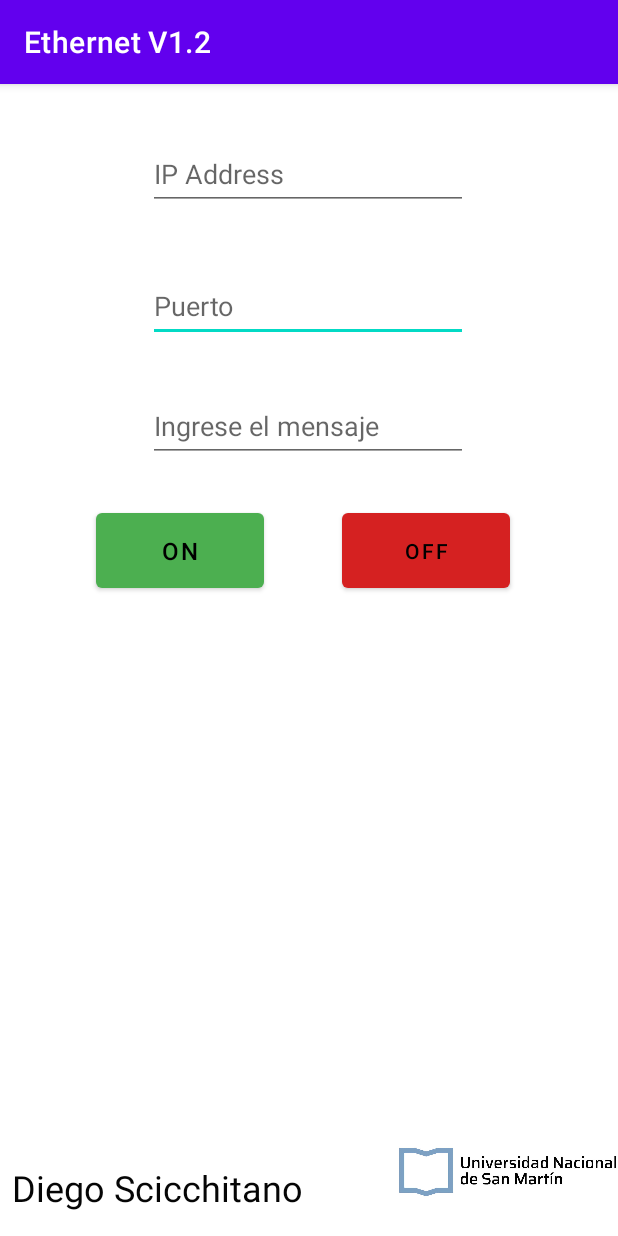
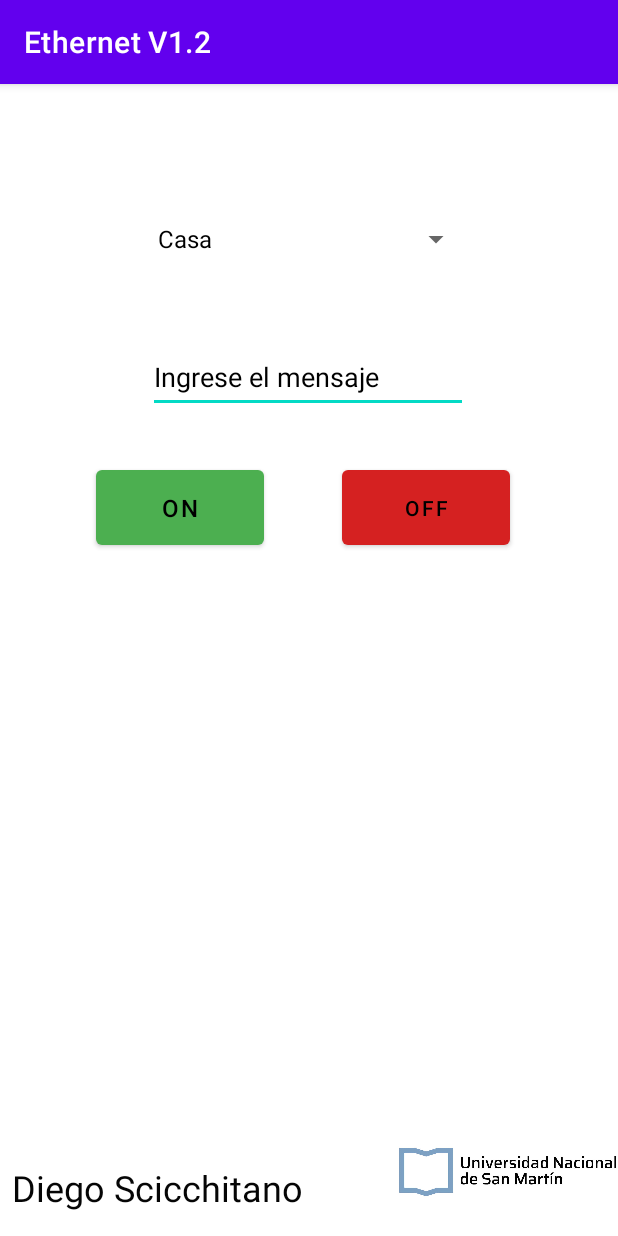
Before and after one commit to Scicchitano/Ethernet_V1, an Android app: the screen it shows after launch (MainActivity), on a phone screen of 412 x 824 dp. Run offline under Robolectric (Android 15) with nearby library versions, the phone set to English and light mode, and no system bars.

Commit message:
Cambio de Edits Texts de "IP" y "Port" por un spinner. Testeo Funciona OK pero el texto del spinner no se ve en el celular real.

```diff
--- a/app/src/main/java/com/example/ethernet_v1/MainActivity.java
+++ b/app/src/main/java/com/example/ethernet_v1/MainActivity.java
@@ -4,33 +4,69 @@ import androidx.appcompat.app.AppCompatActivity;
 
 import android.os.Bundle;
 import android.view.View;
+import android.widget.ArrayAdapter;
 import android.widget.EditText;
+import android.widget.Spinner;
+import android.widget.Toast;
 
 public class MainActivity extends AppCompatActivity {
 
     EditText e1,eIP,ePort;
+    private Spinner spinner1;
 
     @Override
     protected void onCreate(Bundle savedInstanceState) {
         super.onCreate(savedInstanceState);
         setContentView(R.layout.activity_main);
         e1 = (EditText) findViewById(R.id.et1);
-        eIP = (EditText) findViewById(R.id.etIP);
-        ePort = (EditText) findViewById(R.id.etPort);
+        spinner1 = (Spinner)findViewById(R.id.spinner1);
+
+        String [] opciones = {"Casa","Aula1","Aula2","Aula3"}; //Defino un vector de string
+
+        // Linkeo el array opciones a un spinner
+        ArrayAdapter<String> adapter = new ArrayAdapter<String>(this, R.layout.support_simple_spinner_dropdown_item, opciones);
+        //El spinner que cree arriba lo linkeo al spinner del acivity
+        spinner1.setAdapter(adapter);
+
+        //eIP = (EditText) findViewById(R.id.etIP);
+        //ePort = (EditText) findViewById(R.id.etPort);
     }
 
 
     public void sendON (View v){
         MessageSender messageSender = new MessageSender();
-        messageSender.execute("ON",eIP.getText().toString(),ePort.getText().toString());
+
+
+        String seleccion = spinner1.getSelectedItem().toString(); //Guardo en seleccion el item seleccionado en el spinner
+
+        if (seleccion.equals("Casa")){ //.equals compara el argumento con la variable, osea se fija si el valor de seleccion es "sumar"
+            messageSender.execute("ON","192.168.0.122","1234");
+        }else if(seleccion.equals("Aula1")){
+            messageSender.execute("ON","192.168.0.122","123");
+        }else if(seleccion.equals("Aula2")){
+            messageSender.execute("ON","192.168.0.122","456");
+        }else if(seleccion.equals("Aula3")){
+            messageSender.execute("ON","192.168.0.122","789");
+        }
 
     }
 
-    public void sendOFF (View v){
+    public void sendOFF (View v) {
         MessageSender messageSender = new MessageSender();
-        messageSender.execute("OFF",eIP.getText().toString(),ePort.getText().toString());
 
+
+        String seleccion = spinner1.getSelectedItem().toString(); //Guardo en seleccion el item seleccionado en el spinner
+
+        if (seleccion.equals("Casa")) { //.equals compara el argumento con la variable, osea se fija si el valor de seleccion es "sumar"
+            messageSender.execute("OFF", "192.168.0.122", "1234");
+        } else if (seleccion.equals("Aula1")) {
+            messageSender.execute("OFF", "192.168.0.122", "123");
+        } else if (seleccion.equals("Aula2")) {
+            messageSender.execute("OFF", "192.168.0.122", "456");
+        } else if (seleccion.equals("Aula3")) {
+            messageSender.execute("OFF", "192.168.0.122", "789");
+
+        }
     }
 
-
 }
--- a/app/src/main/res/layout/activity_main.xml
+++ b/app/src/main/res/layout/activity_main.xml
@@ -8,46 +8,49 @@
     tools:context=".MainActivity">
 
     <EditText
-        android:id="@+id/etPort"
+        android:id="@+id/et1"
         android:layout_width="wrap_content"
         android:layout_height="wrap_content"
         android:layout_marginTop="40dp"
         android:ems="10"
-        android:hint="@string/etPort"
+        android:hint="@string/et1"
         android:inputType="textPersonName"
         android:minHeight="48dp"
+        android:textColorHint="#000000"
         app:layout_constraintEnd_toEndOf="parent"
         app:layout_constraintHorizontal_bias="0.497"
         app:layout_constraintStart_toStartOf="parent"
-        app:layout_constraintTop_toBottomOf="@+id/etIP" />
+        app:layout_constraintTop_toBottomOf="@+id/spinner1" />
 
-    <EditText
-        android:id="@+id/et1"
-        android:layout_width="wrap_content"
-        android:layout_height="wrap_content"
+    <Button
+        android:id="@+id/button2"
+        android:layout_width="112dp"
+        android:layout_height="62dp"
+        android:layout_marginStart="64dp"
+        android:layout_marginLeft="64dp"
         android:layout_marginTop="32dp"
-        android:ems="10"
-        android:hint="@string/et1"
-        android:inputType="textPersonName"
-        android:minHeight="48dp"
-        app:layout_constraintEnd_toEndOf="parent"
-        app:layout_constraintHorizontal_bias="0.497"
+        android:onClick="sendON"
+        android:text="@string/button2"
+        android:textColor="#000000"
+        android:textSize="16sp"
+        app:backgroundTint="#4CAF50"
+        app:iconTint="#000000"
         app:layout_constraintStart_toStartOf="parent"
-        app:layout_constraintTop_toBottomOf="@+id/etPort" />
+        app:layout_constraintTop_toBottomOf="@+id/et1" />
 
-    <EditText
-        android:id="@+id/etIP"
-        android:layout_width="wrap_content"
-        android:layout_height="wrap_content"
-        android:layout_marginTop="36dp"
-        android:ems="10"
-        android:hint="@string/etIP"
-        android:inputType="textPersonName"
-        android:minHeight="48dp"
-        app:layout_constraintEnd_toEndOf="parent"
-        app:layout_constraintHorizontal_bias="0.497"
-        app:layout_constraintStart_toStartOf="parent"
-        app:layout_constraintTop_toTopOf="parent" />
+    <Button
+        android:id="@+id/button3"
+        android:layout_width="112dp"
+        android:layout_height="62dp"
+        android:layout_marginStart="52dp"
+        android:layout_marginLeft="52dp"
+        android:layout_marginTop="32dp"
+        android:onClick="sendOFF"
+        android:text="@string/button3"
+        android:textColor="#000000"
+        app:backgroundTint="#D52121"
+        app:layout_constraintStart_toEndOf="@+id/button2"
+        app:layout_constraintTop_toBottomOf="@+id/et1" />
 
     <ImageView
         android:id="@+id/imageView"
@@ -72,33 +75,14 @@
         app:layout_constraintBottom_toBottomOf="parent"
         app:layout_constraintStart_toStartOf="parent" />
 
-    <Button
-        android:id="@+id/button3"
-        android:layout_width="112dp"
-        android:layout_height="62dp"
-        android:layout_marginStart="52dp"
-        android:layout_marginLeft="52dp"
-        android:layout_marginTop="28dp"
-        android:onClick="sendOFF"
-        android:text="@string/button3"
-        android:textColor="#000000"
-        app:backgroundTint="#D52121"
-        app:layout_constraintStart_toEndOf="@+id/button2"
-        app:layout_constraintTop_toBottomOf="@+id/et1" />
+    <Spinner
+        android:id="@+id/spinner1"
+        android:layout_width="217dp"
+        android:layout_height="55dp"
+        android:layout_marginTop="76dp"
+        android:minHeight="48dp"
+        app:layout_constraintEnd_toEndOf="parent"
+        app:layout_constraintStart_toStartOf="parent"
+        app:layout_constraintTop_toTopOf="parent" />
 
-    <Button
-        android:id="@+id/button2"
-        android:layout_width="112dp"
-        android:layout_height="62dp"
-        android:layout_marginStart="64dp"
-        android:layout_marginLeft="64dp"
-        android:layout_marginTop="28dp"
-        android:onClick="sendON"
-        android:text="@string/button2"
-        android:textColor="#000000"
-        android:textSize="16sp"
-        app:backgroundTint="#4CAF50"
-        app:iconTint="#000000"
-        app:layout_constraintStart_toStartOf="parent"
-        app:layout_constraintTop_toBottomOf="@+id/et1" />
 </androidx.constraintlayout.widget.ConstraintLayout>
```
Also changed, not shown: app/src/main/res/layout/spinner_item_uno.xml (added, +8 -0 lines), 1 other file.
